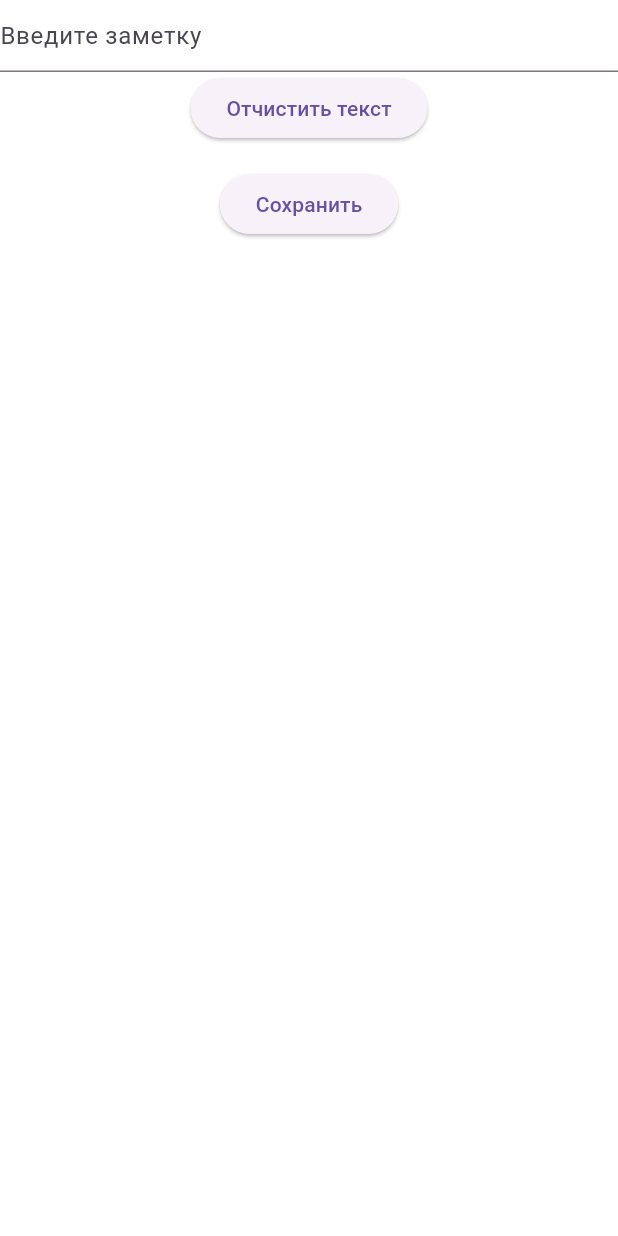
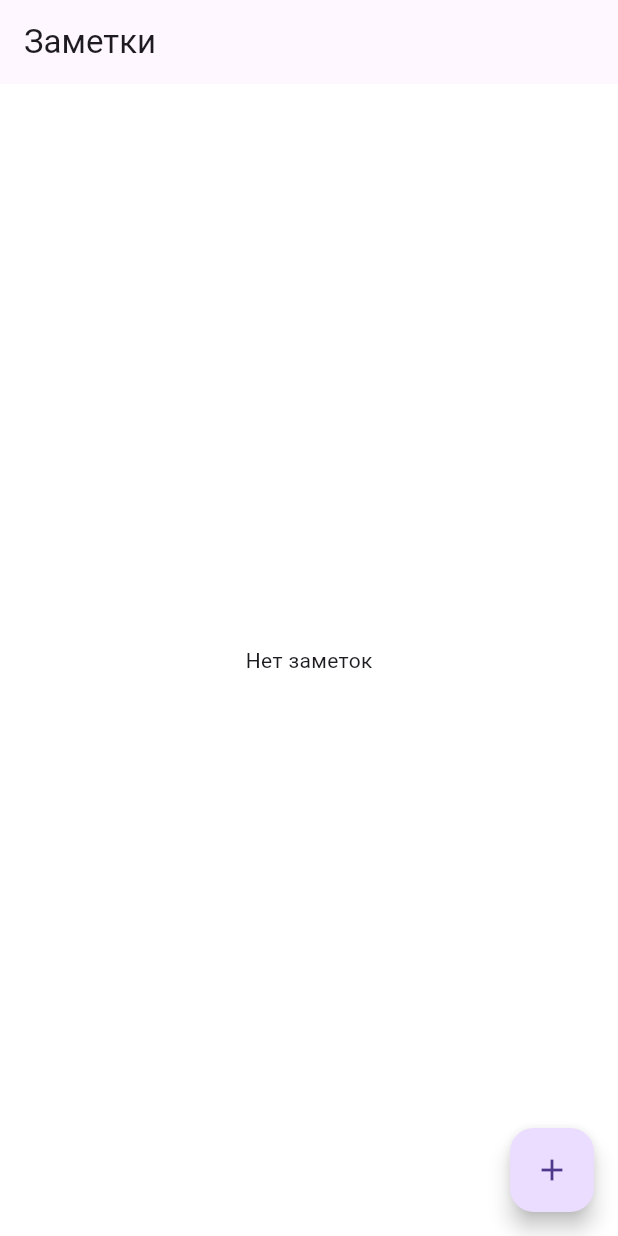
Before and after one commit to Alehandro77/flutter_application_2, a Flutter app: the screen it shows after launch, on a phone screen of 412 x 824 dp. Run offline on Flutter 3.47's test engine with Material 3 defaults, Android fonts, the phone set to English and light mode, and no system bars; our stand-ins replace flutter_bloc.

Commit message:
Сделана более правильная архитектура и разделение на страницы

```diff
--- a/lib/cubit/notes_state.dart
+++ b/lib/cubit/notes_state.dart
@@ -1,12 +1,15 @@
-import 'package:flutter/foundation.dart';
+import 'package:flutter_application_2/model/note_model.dart';
 
-@immutable
 class NotesState {
-  final String text;
-  final List<String> notes;
+  final List<NoteModel> notes;
+  final bool isLoading;
 
-  const NotesState({
-    this.text = '',
-    this.notes = const [],
-  });
+  const NotesState({this.notes = const [], this.isLoading = false});
+
+  NotesState copyWith({List<NoteModel>? notes, bool? isLoading}) {
+    return NotesState(
+      notes: notes ?? this.notes,
+      isLoading: isLoading ?? this.isLoading,
+    );
+  }
 }
--- a/lib/main.dart
+++ b/lib/main.dart
@@ -1,7 +1,8 @@
 import 'package:flutter/material.dart';
+import 'package:flutter_application_2/screen/main_screen.dart';
 import 'package:flutter_bloc/flutter_bloc.dart';
+
 import 'cubit/notes_cubit.dart';
-import 'cubit/notes_state.dart';
 
 void main() {
   runApp(const MyApp());
@@ -12,73 +13,12 @@ class MyApp extends StatelessWidget {
 
   @override
   Widget build(BuildContext context) {
-    return MaterialApp(
-      theme: ThemeData(
-        scaffoldBackgroundColor: Colors.white,
-      ),
-      home: BlocProvider(
-        create: (_) => NotesCubit(),
-        child: const Scaffold(
-          body: MyAppWidget(),
-        ),
+    return BlocProvider(
+      create: (_) => NotesCubit(),
+      child: MaterialApp(
+        theme: ThemeData(scaffoldBackgroundColor: Colors.white),
+        home: const MainScreen(),
       ),
     );
   }
 }
-
-class MyAppWidget extends StatelessWidget {
-  const MyAppWidget({super.key});
-
-  @override
-  Widget build(BuildContext context) {
-    return BlocBuilder<NotesCubit, NotesState>(
-      builder: (context, state) {
-        final cubit = context.read<NotesCubit>();
-
-        return Column(
-          children: [
-            TextField(
-              controller: cubit.controller,
-              decoration: const InputDecoration(
-                hintText: 'Введите заметку',
-              ),
-            ),
-            ElevatedButton(
-              onPressed: cubit.clearText,
-              child: const Text('Отчистить текст'),
-            ),
-            const SizedBox(height: 16),
-            ElevatedButton(
-              onPressed: cubit.addNote,
-              child: const Text('Сохранить'),
-            ),
-            const SizedBox(height: 16),
-            Expanded(
-              child: ListView.builder(
-                itemCount: state.notes.length,
-                itemBuilder: (context, index) {
-                  return ListTile(
-                    title: Text(state.notes[index]),
-                    trailing: Row(
-                      mainAxisSize: MainAxisSize.min,
-                      children: [
-                        IconButton(
-                          icon: const Icon(Icons.edit),
-                          onPressed: () => cubit.editNote(index),
-                        ),
-                        IconButton(
-                          icon: const Icon(Icons.delete),
-                          onPressed: () => cubit.deleteNote(index),
-                        ),
-                      ],
-                    ),
-                  );
-                },
-              ),
-            ),
-          ],
-        );
-      },
-    );
-  }
-}
--- /dev/null
+++ b/lib/model/note_model.dart
@@ -0,0 +1,27 @@
+class NoteModel {
+  String id;
+  String title;
+  String content;
+  bool important;
+
+  NoteModel({
+    required this.id,
+    required this.title,
+    required this.content,
+    this.important = false,
+  });
+
+  NoteModel copyWith({
+    String? id,
+    String? title,
+    String? content,
+    bool? important,
+  }) {
+    return NoteModel(
+      id: id ?? this.id,
+      title: title ?? this.title,
+      content: content ?? this.content,
+      important: important ?? this.important,
+    );
+  }
+}
--- /dev/null
+++ b/lib/screen/main_screen.dart
@@ -0,0 +1,65 @@
+import 'package:flutter/material.dart';
+import 'package:flutter_application_2/screen/note_edit_screen.dart';
+import 'package:flutter_bloc/flutter_bloc.dart';
+
+import 'package:flutter_application_2/cubit/notes_cubit.dart';
+import 'package:flutter_application_2/cubit/notes_state.dart';
+
+class MainScreen extends StatelessWidget {
+  const MainScreen({super.key});
+
+  @override
+  Widget build(BuildContext context) {
+    return Scaffold(
+      appBar: AppBar(title: const Text('Заметки')),
+      body: BlocBuilder<NotesCubit, NotesState>(
+        builder: (context, state) {
+          if (state.notes.isEmpty) {
+            return const Center(child: Text('Нет заметок'));
+          }
+          return ListView.builder(
+            itemCount: state.notes.length,
+            itemBuilder: (context, index) {
+              final note = state.notes[index];
+              return ListTile(
+                title: Text(note.title),
+                subtitle: Text(
+                  note.content,
+                  maxLines: 1,
+                  overflow: TextOverflow.ellipsis,
+                ),
+                leading: IconButton(
+                  icon: Icon(note.important ? Icons.star : Icons.star_border),
+                  onPressed: () =>
+                      context.read<NotesCubit>().toggleImportance(note.id),
+                ),
+                onTap: () {
+                  Navigator.push(
+                    context,
+                    MaterialPageRoute(
+                      builder: (_) => NoteEditScreen(note: note),
+                    ),
+                  );
+                },
+                trailing: IconButton(
+                  icon: const Icon(Icons.delete),
+                  onPressed: () =>
+                      context.read<NotesCubit>().deleteNote(note.id),
+                ),
+              );
+            },
+          );
+        },
+      ),
+      floatingActionButton: FloatingActionButton(
+        onPressed: () {
+          Navigator.push(
+            context,
+            MaterialPageRoute(builder: (_) => const NoteEditScreen()),
+          );
+        },
+        child: const Icon(Icons.add),
+      ),
+    );
+  }
+}
--- a/pubspec.yaml
+++ b/pubspec.yaml
@@ -16,6 +16,7 @@ dev_dependencies:
     sdk: flutter
   flutter_lints: ^6.0.0
   flutter_bloc: ^8.1.6
+  uuid: ^4.6.0
 
 flutter:
   uses-material-design: true
```
Also changed, not shown: lib/cubit/notes_cubit.dart (+27 -42 lines), lib/screen/note_edit_screen.dart (added, +89 -0 lines), pubspec.lock.
